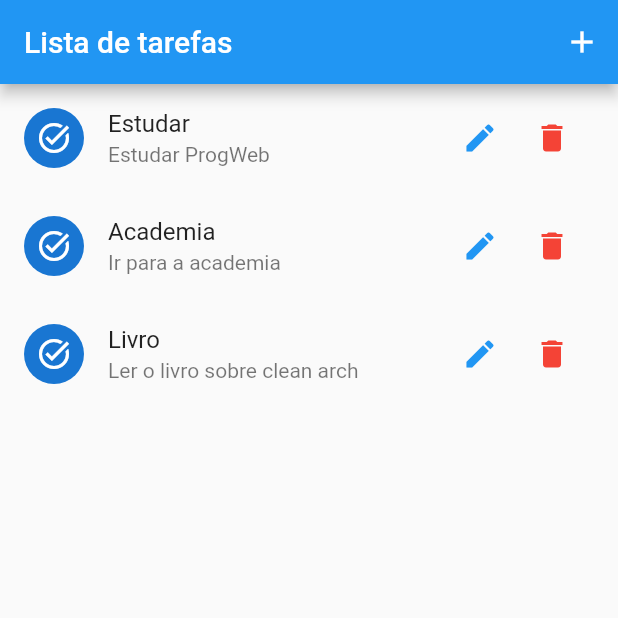
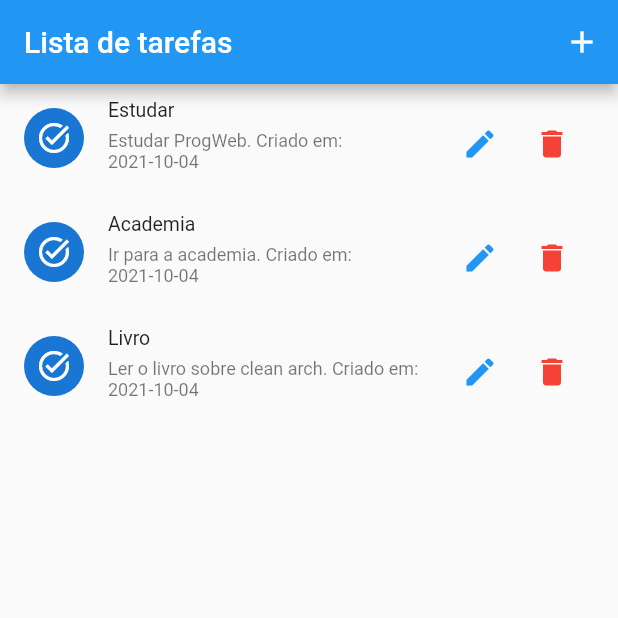
Before and after one commit to kevinuehara/flutter-todo-app-unicamp, a Flutter app: the screen it shows after launch, on a phone screen of 412 x 824 dp, the top half of it. Run offline on Flutter 3.47's test engine with Material 2 defaults, Android fonts, the phone set to English and light mode, and no system bars.

Commit message:
feat: widget improvements

```diff
--- a/lib/components/task_tile.dart
+++ b/lib/components/task_tile.dart
@@ -17,7 +17,9 @@ class TaskTile extends StatelessWidget {
     return ListTile(
       leading: CircleAvatar(child: Icon(Icons.task_alt)),
       title: Text(task.title),
-      subtitle: Text(task.description),
+      isThreeLine: true,
+      dense: true,
+      subtitle: Text("${task.description}. Criado em: ${task.createdAt}"),
       trailing: Container(
         width: 100,
         child: Row(
```
